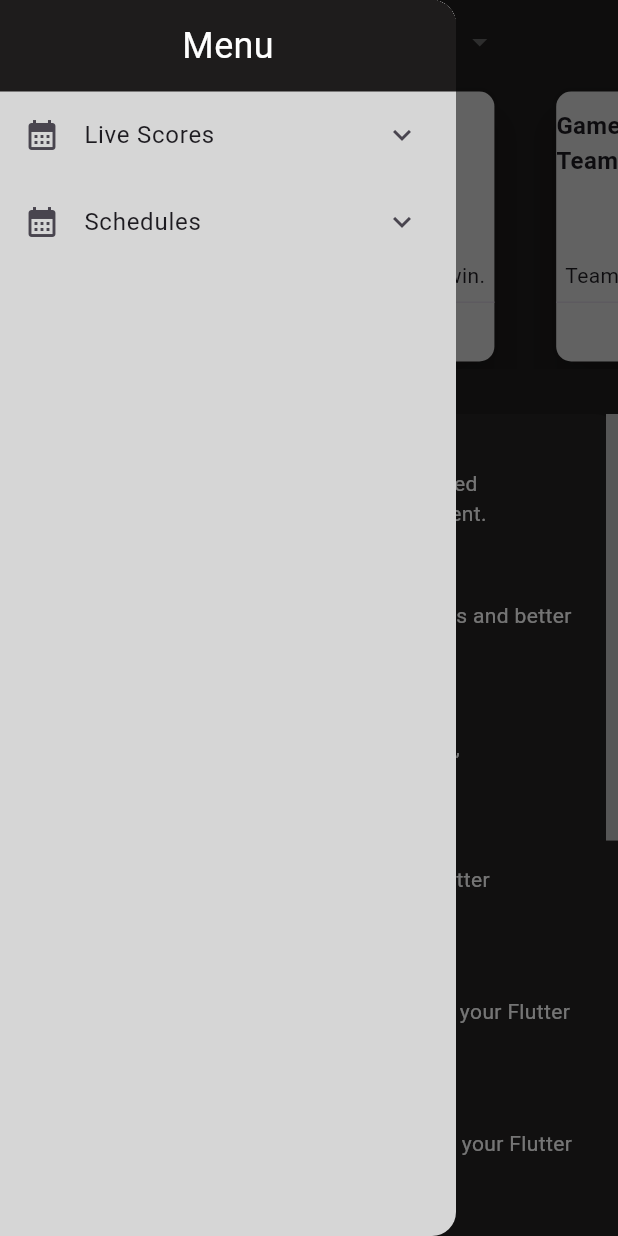
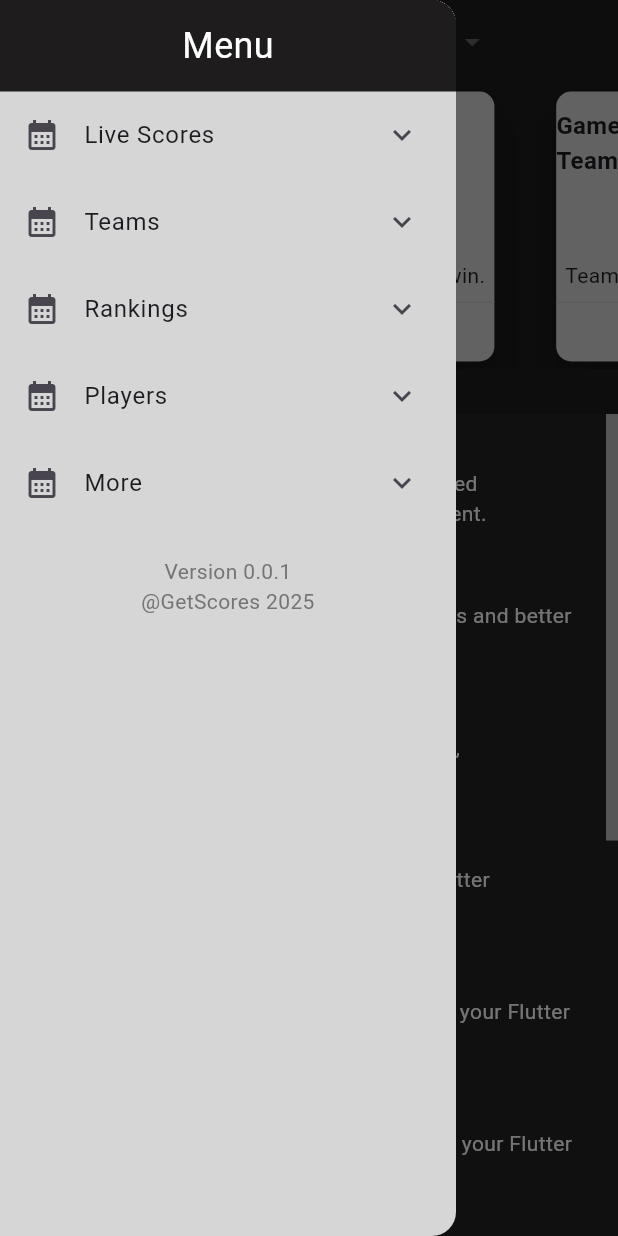
Before and after one commit to ShivamGlotra/flutterApp, a Flutter app: the HomeScreen screen opened directly, with the side drawer open, on a phone screen of 412 x 824 dp. Run offline on Flutter 3.47's test engine with Material 3 defaults, Android fonts, the phone set to English and light mode, and no system bars; drawn by our look-alikes of carousel_slider; our stand-ins replace flutter_chat_ui; network calls fail.

Commit message:
boilerPlate Done

```diff
--- a/lib/screens/home_screen.dart
+++ b/lib/screens/home_screen.dart
@@ -9,6 +9,23 @@ class HomeScreen extends StatefulWidget {
     'Live Scores Match',
     'Schedules',
     'Results',
+  ];
+  static const List<String> teamSubtitles = [
+    'International Teams',
+    'Domestic Teams',
+    'Franchise Teams',
+  ];
+  static const List<String> rankingSubtitles = ['Top Teams', 'Top Players'];
+  static const List<String> playerSubtitles = [
+    'Top Batsmen',
+    'Top Bowlers',
+    'All-Rounders',
+  ];
+  static const List<String> moreSubTitles = [
+    'News',
+    'Statistics',
+    'Settings',
+    'Help & Support',
   ];
   static const List<String> footerItems = [
     'Home',
@@ -86,6 +103,15 @@ class HomeScreen extends StatefulWidget {
     },
   ];
 
+  static const List<IconData> dropdownIcons = [
+    Icons.sports_cricket,
+    Icons.sports_soccer,
+    Icons.sports_baseball,
+    Icons.sports_basketball,
+    Icons.sports_tennis,
+    Icons.sports_hockey,
+  ];
+
   static String _selectedDropdownValue = 'Cricket';
   @override
   State<HomeScreen> createState() => _HomeScreenState();
@@ -100,7 +126,17 @@ class _HomeScreenState extends State<HomeScreen> {
         title: Row(
           mainAxisAlignment: MainAxisAlignment.center,
           children: [
-            Icon(Icons.sports_cricket, size: 40),
+            Icon(
+              HomeScreen.dropdownIcons[<String>[
+                'Cricket',
+                'Soccer',
+                'Baseball',
+                'Basketball',
+                'Tennis',
+                'Hockey',
+              ].indexOf(HomeScreen._selectedDropdownValue)],
+              size: 30,
+            ),
             SizedBox(width: 16),
             DropdownButton<String>(
               value: HomeScreen._selectedDropdownValue,
@@ -125,6 +161,32 @@ class _HomeScreenState extends State<HomeScreen> {
                     );
                   }).toList(),
               onChanged: (String? newValue) {
+                // showDialog(
+                //   context: context,
+                //   builder: (context) {
+                //     return AlertDialog(
+                //       backgroundColor: const Color.fromARGB(255, 50, 48, 48),
+                //       title: Text(
+                //         'Sorry, $newValue data is not available yet.',
+                //         textAlign: TextAlign.center,
+                //         style: const TextStyle(
+                //           color: Colors.white,
+                //           fontSize: 18,
+                //         ),
+                //       ),
+
+                //       actions: [
+                //         TextButton(
+                //           onPressed: () => Navigator.of(context).pop(),
+                //           child: const Text(
+                //             'Close',
+                //             style: TextStyle(color: Colors.blue),
+                //           ),
+                //         ),
+                //       ],
+                //     );
+                //   },
+                // );
                 setState(() {
                   HomeScreen._selectedDropdownValue = newValue!;
                 });
@@ -165,8 +227,31 @@ class _HomeScreenState extends State<HomeScreen> {
                   subTitles: HomeScreen.liveScoreSubTitles,
                 ),
                 ExpansionDrawer(
-                  title: 'Schedules',
-                  subTitles: HomeScreen.liveScoreSubTitles,
+                  title: 'Teams',
+                  subTitles: HomeScreen.teamSubtitles,
+                ),
+                ExpansionDrawer(
+                  title: "Rankings",
+                  subTitles: HomeScreen.rankingSubtitles,
+                ),
+                ExpansionDrawer(
+                  title: 'Players',
+                  subTitles: HomeScreen.playerSubtitles,
+                ),
+                ExpansionDrawer(
+                  title: 'More',
+                  subTitles: HomeScreen.moreSubTitles,
+                ),
+                SizedBox(height: 20),
+                Text(
+                  textAlign: TextAlign.right,
+                  'Version 0.0.1',
+                  style: TextStyle(color: Colors.grey[600], fontSize: 14),
+                ),
+                Text(
+                  textAlign: TextAlign.right,
+                  '@GetScores 2025',
+                  style: TextStyle(color: Colors.grey[600], fontSize: 14),
                 ),
               ],
             ),
@@ -185,10 +270,6 @@ class _HomeScreenState extends State<HomeScreen> {
               width: MediaQuery.of(context).size.width, // Set a fixed height
               decoration: BoxDecoration(
                 color: const Color.fromARGB(255, 36, 34, 34),
-                borderRadius: BorderRadius.only(
-                  topLeft: Radius.circular(15.0),
-                  topRight: Radius.circular(15.0),
-                ),
               ),
               child: Scrollbar(
                 thumbVisibility: true,
--- a/lib/screens/more_screen.dart
+++ b/lib/screens/more_screen.dart
@@ -45,6 +45,7 @@ class _SettingsScreenState extends State<SettingsScreen> {
       ),
       body: Center(
         child: ListView.builder(
+          padding: const EdgeInsets.only(top: 10.0),
           itemCount: items.length, // number of players/teams
           itemBuilder: (context, index) {
             return Container(
```
